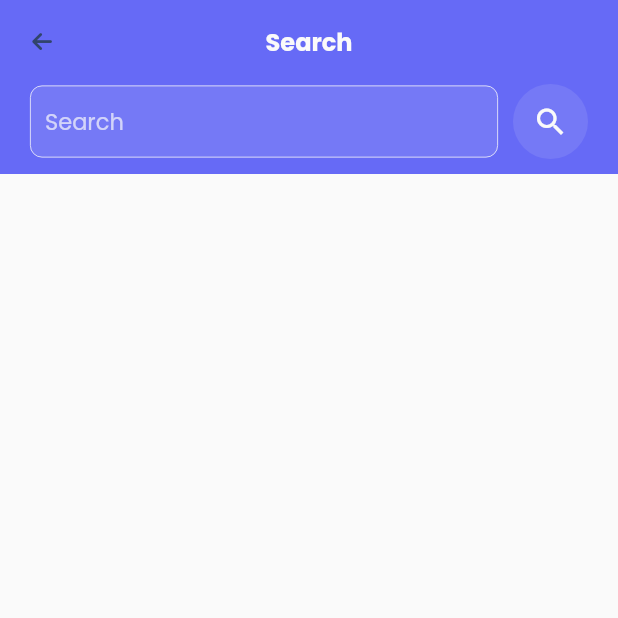
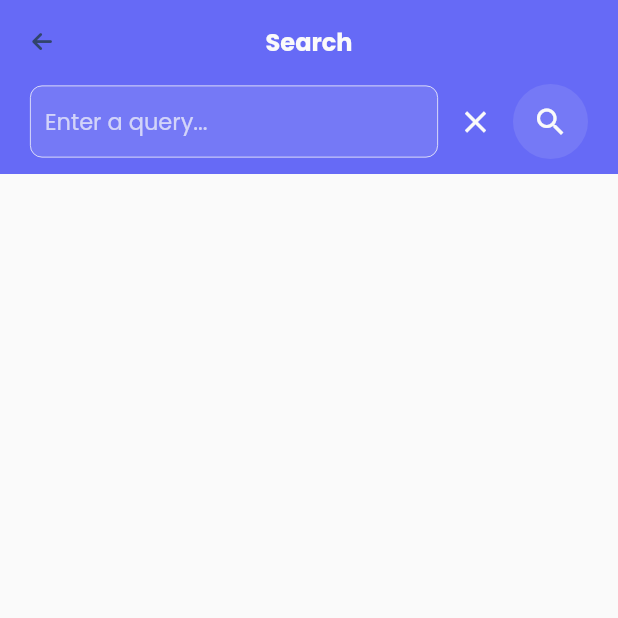
Before and after one commit to WorkWithAfridi/Todoly-Flutter_ToDoApp, a Flutter app: the SearchScreen screen opened directly, after a tap on the "search" icon, on a phone screen of 412 x 824 dp, the top half of it. Run offline on Flutter 3.47's test engine with Material 2 defaults, Android fonts, the phone set to English and light mode, and no system bars; our stand-ins replace cloud_firestore, firebase_auth, firebase_core, font_awesome_flutter, get, get_storage and 2 more; accounts and stored records are empty.

Commit message:
Code refactoring and UI Update

```diff
--- a/lib/app/modules/Home/Controller/homeModuleController.dart
+++ b/lib/app/modules/Home/Controller/homeModuleController.dart
@@ -17,7 +17,6 @@ class HomeModuleController {
   var showSelectedDate = false.obs;
   var showLoadingAnimationInAddATaskPopup = false.obs;
   var showSearchResults = false.obs;
-  var searchQuery = ''.obs;
 
   //Functions
   selectDate(BuildContext context) async {
@@ -84,5 +83,9 @@ class HomeModuleController {
     );
   }
 
-  //Search for a todo task
+  //SearchScreen
+  void clearScreenInSearchPage() {
+    showSearchResults.value = false;
+    searchTEC.text = '';
+  }
 }
--- a/lib/app/modules/Home/views/searchScreen.dart
+++ b/lib/app/modules/Home/views/searchScreen.dart
@@ -92,8 +92,10 @@ class SearchScreen extends StatelessWidget {
                     itemBuilder: (context, index) {
                       TaskModel taskModel =
                           TaskModel.fromSnap(snapshot.data!.docs[index]);
-                      return taskModel.title.toLowerCase()
-                              .contains(homeModuleController.searchQuery.value.toLowerCase())
+                      return taskModel.title.toLowerCase().contains(
+                                homeModuleController.searchTEC.value.text
+                                    .toLowerCase(),
+                              )
                           ? ToDoCard(
                               task: taskModel,
                             )
@@ -129,7 +131,7 @@ class SearchScreen extends StatelessWidget {
                   keyboardType: TextInputType.text,
                   textInputAction: TextInputAction.done,
                   decoration: InputDecoration(
-                    hintText: "Search",
+                    hintText: "Enter a query...",
                     hintStyle: defaultTS.copyWith(
                       color: whiteColor.withOpacity(.7),
                     ),
@@ -174,8 +176,21 @@ class SearchScreen extends StatelessWidget {
                   },
                   onSubmitted: (value) {
                     homeModuleController.showSearchResults.value = true;
-                    homeModuleController.searchQuery.value = value;
                   },
+                ),
+              ),
+              const SizedBox(
+                width: 10,
+              ),
+              GestureDetector(
+                onTap: homeModuleController.clearScreenInSearchPage,
+                child: const SizedBox(
+                  height: 50,
+                  width: 30,
+                  child: Icon(
+                    Icons.close,
+                    color: whiteColor,
+                  ),
                 ),
               ),
               const SizedBox(
@@ -185,9 +200,6 @@ class SearchScreen extends StatelessWidget {
                 onTap: () {
                   if (homeModuleController.searchTEC.value.text.isNotEmpty) {
                     homeModuleController.showSearchResults.value = true;
-                    print(homeModuleController.searchTEC.text);
-                    homeModuleController.searchQuery.value =
-                        homeModuleController.searchTEC.text;
                   }
                 },
                 child: Container(
```
